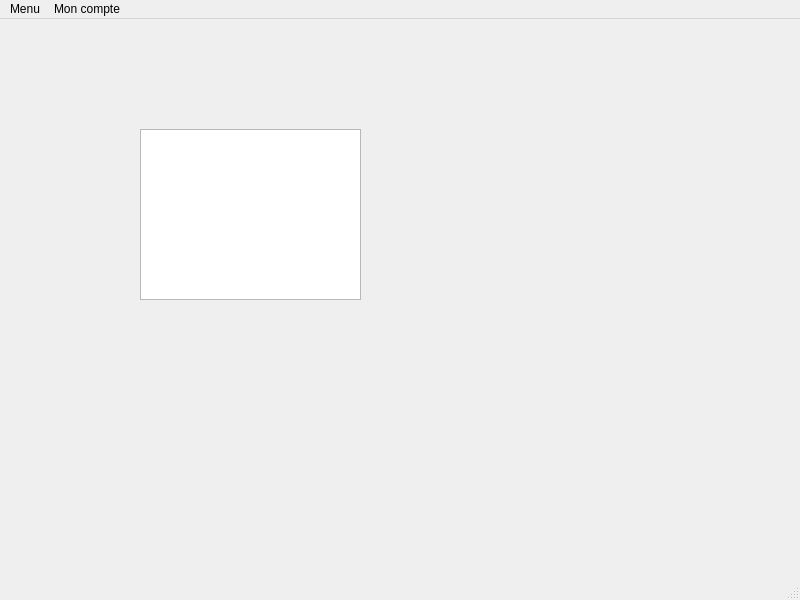
First picture: the form in source/glybook.ui, repository sophieham/Glybook, before the edit.
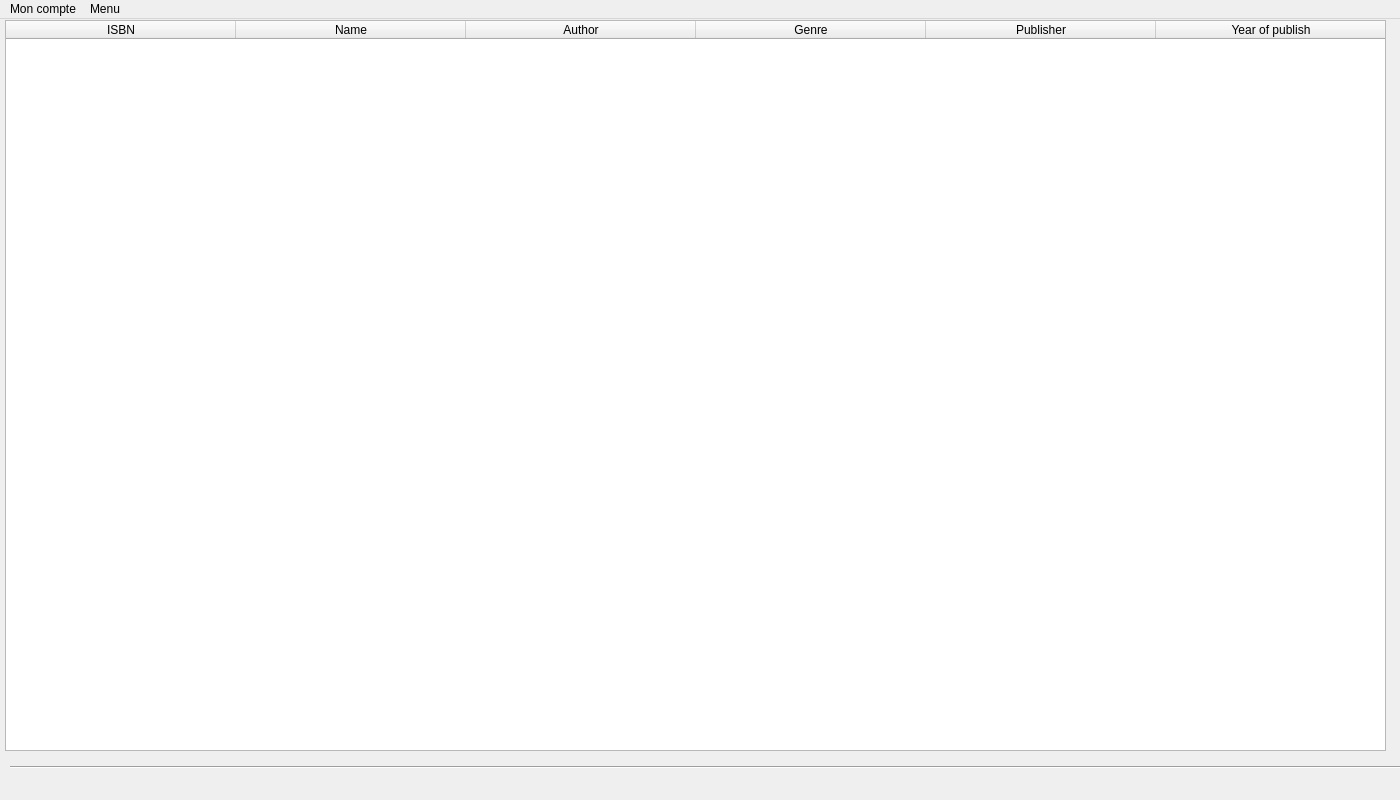
Second picture: the form after the edit. Icons and pictures are not drawn.

```diff
--- a/source/glybook.ui
+++ b/source/glybook.ui
@@ -6,22 +6,113 @@
    <rect>
     <x>0</x>
     <y>0</y>
-    <width>800</width>
-    <height>600</height>
+    <width>1400</width>
+    <height>800</height>
    </rect>
   </property>
   <property name="windowTitle">
    <string>MainWindow</string>
   </property>
   <widget class="QWidget" name="centralwidget">
-   <widget class="QTableView" name="tableView">
+   <widget class="QTableWidget" name="tableWidget">
     <property name="geometry">
      <rect>
-      <x>140</x>
-      <y>110</y>
+      <x>5</x>
+      <y>1</y>
+      <width>1381</width>
+      <height>731</height>
+     </rect>
+    </property>
+    <property name="verticalScrollBarPolicy">
+     <enum>Qt::ScrollBarAsNeeded</enum>
+    </property>
+    <property name="horizontalScrollBarPolicy">
+     <enum>Qt::ScrollBarAlwaysOff</enum>
+    </property>
+    <property name="autoScroll">
+     <bool>false</bool>
+    </property>
+    <property name="editTriggers">
+     <set>QAbstractItemView::AnyKeyPressed|QAbstractItemView::EditKeyPressed</set>
+    </property>
+    <attribute name="horizontalHeaderDefaultSectionSize">
+     <number>230</number>
+    </attribute>
+    <column>
+     <property name="text">
+      <string>ISBN</string>
+     </property>
+    </column>
+    <column>
+     <property name="text">
+      <string>Name</string>
+     </property>
+    </column>
+    <column>
+     <property name="text">
+      <string>Author</string>
+     </property>
+    </column>
+    <column>
+     <property name="text">
+      <string>Genre</string>
+     </property>
+    </column>
+    <column>
+     <property name="text">
+      <string>Publisher</string>
+     </property>
+    </column>
+    <column>
+     <property name="text">
+      <string>Year of publish</string>
+     </property>
+    </column>
+    <column>
+     <property name="text">
+      <string>Summary</string>
+     </property>
+    </column>
+   </widget>
+   <widget class="QLabel" name="lbl_connected">
+    <property name="geometry">
+     <rect>
+      <x>1170</x>
+      <y>740</y>
       <width>221</width>
-      <height>171</height>
+      <height>41</height>
      </rect>
+    </property>
+    <property name="font">
+     <font>
+      <family>Calibri</family>
+      <pointsize>10</pointsize>
+     </font>
+    </property>
+    <property name="layoutDirection">
+     <enum>Qt::LeftToRight</enum>
+    </property>
+    <property name="inputMethodHints">
+     <set>Qt::ImhLatinOnly</set>
+    </property>
+    <property name="text">
+     <string/>
+    </property>
+    <property name="alignment">
+     <set>Qt::AlignRight|Qt::AlignTrailing|Qt::AlignVCenter</set>
+    </property>
+   </widget>
+   <widget class="Line" name="line">
+    <property name="geometry">
+     <rect>
+      <x>10</x>
+      <y>740</y>
+      <width>1391</width>
+      <height>16</height>
+     </rect>
+    </property>
+    <property name="orientation">
+     <enum>Qt::Horizontal</enum>
     </property>
    </widget>
   </widget>
@@ -30,11 +121,17 @@
     <rect>
      <x>0</x>
      <y>0</y>
-     <width>800</width>
-     <height>25</height>
+     <width>1400</width>
+     <height>26</height>
     </rect>
    </property>
-   <widget class="QMenu" name="menuMenu">
+   <widget class="QMenu" name="menuAdmin">
+    <property name="enabled">
+     <bool>true</bool>
+    </property>
+    <property name="tearOffEnabled">
+     <bool>false</bool>
+    </property>
     <property name="title">
      <string>Menu</string>
     </property>
@@ -53,11 +150,10 @@
     <addaction name="separator"/>
     <addaction name="actionSe_d_connecter_2"/>
    </widget>
-   <addaction name="menuMenu"/>
    <addaction name="menuParam_tres"/>
+   <addaction name="menuAdmin"/>
   </widget>
-  <widget class="QStatusBar" name="statusbar"/>
-  <action name="actionAjouter_un_nouveau_livre">
+  <action name="actionAddBook">
    <property name="icon">
     <iconset>
      <normaloff>../../Downloads/icons8-école-80.png</normaloff>../../Downloads/icons8-école-80.png</iconset>
```
Left out of the diff: 75 changed lines with no effect on the pictures.
